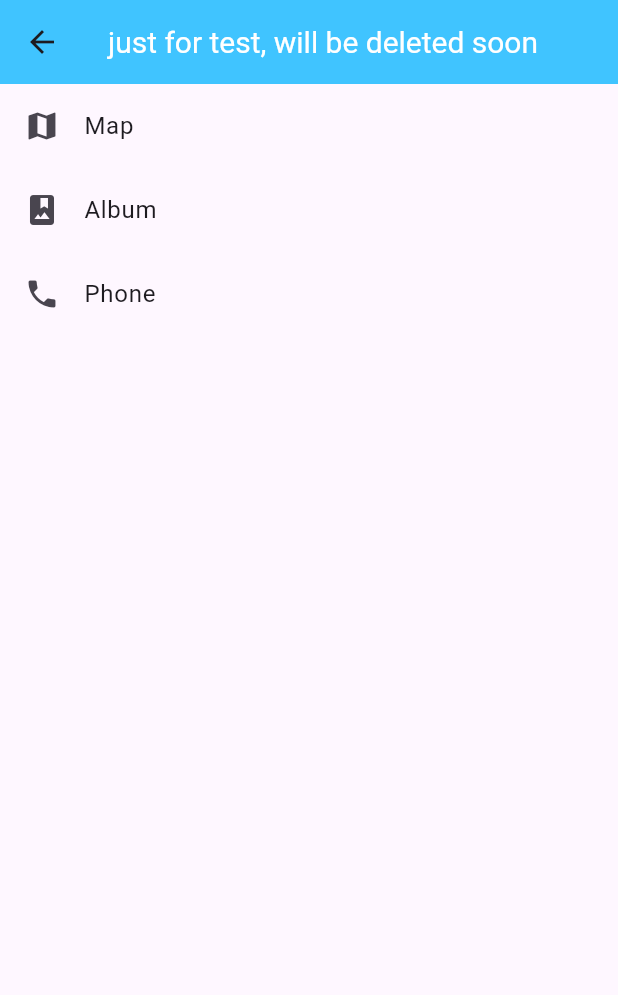
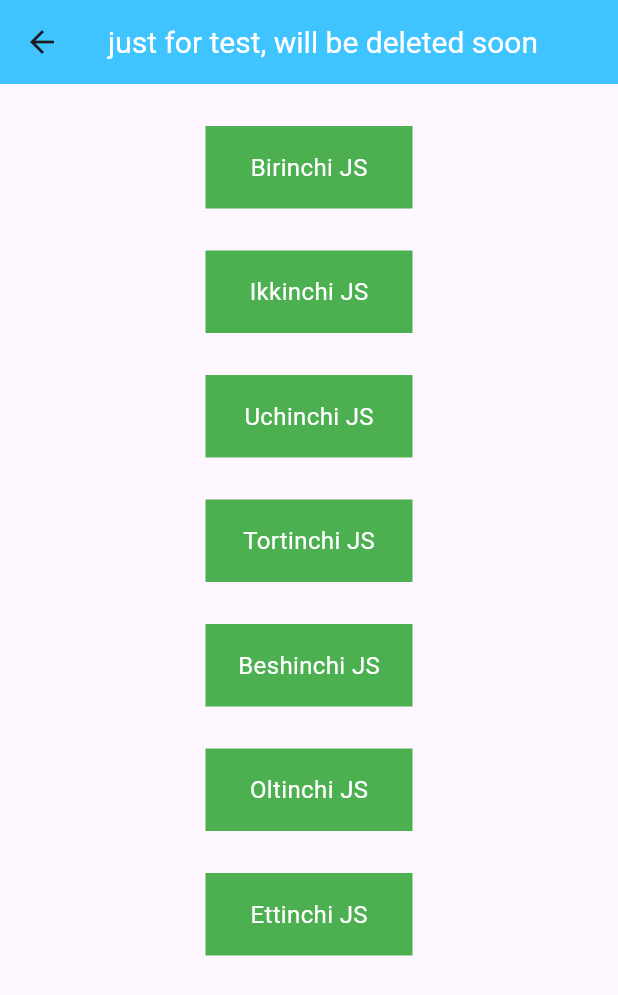
Before and after one commit to Siemens2013/Azamatjonaka, a Flutter app: the screen it shows after launch, after a tap on "push", on a phone screen of 412 x 824 dp. Shown: the top 995 px of the screen. Run offline on Flutter 3.47's test engine with Material 3 defaults, Android fonts, the phone set to English and light mode, and no system bars; missing offline and left inert: dart:ffi.

Commit message:
Upadtes from 6/29

```diff
--- /dev/null
+++ b/lib/Containers.dart
@@ -0,0 +1,25 @@
+import 'package:flutter/material.dart';
+class MyContains extends StatelessWidget {
+  final String child;
+  final int uzunlik;
+  const MyContains({required this.child, required this.uzunlik});
+
+  @override
+  Widget build(BuildContext context) {
+    return Column(
+      children: [SizedBox(height: 28),
+        Center(
+          child:
+
+          GestureDetector(
+            child: Container(height: 55,width: 138,color: Colors.green, child: Center(child: Text(child,
+              style: TextStyle(fontSize: 16, color: Colors.white),),),
+            ),
+            onTap: (){print(uzunlik);},
+          ),
+        ),
+      ],
+    );
+
+  }
+}
--- a/lib/JustForTest.dart
+++ b/lib/JustForTest.dart
@@ -1,36 +1,48 @@
+import 'dart:convert';
+
 import 'package:flutter/material.dart';
+import 'package:flutter/services.dart';
+import 'package:untitled1/Containers.dart';
 class JustForTest extends StatefulWidget {
   final String appbartxt;
-  const JustForTest({super.key, required this.appbartxt});
+  final String jsonChoice;
+
+  JustForTest({super.key, required this.appbartxt, required this.jsonChoice});
 
   @override
   State<JustForTest> createState() => _JustForTestState();
 }
 
 class _JustForTestState extends State<JustForTest> {
+//final List _posts1=[ '1','2','Uchinchi','Tortinchi','Beshinchi','Oltinchi','Ettinchi'];
+  List _elements=[];
+    int i=0;
+  Future <void> readJason() async {
+    final String response = await rootBundle.loadString(widget.jsonChoice);
+    final data = await json.decode(response);
+    setState(() {
+      _elements=data["items"];  print(i);
+      print(_elements);
+    });
+  }
+
+  @override
+  void initState() {
+
+    readJason();
+    super.initState();
+  }
+
   @override
   Widget build(BuildContext context) {
     return Scaffold(appBar: AppBar(title: Text(widget.appbartxt,  textAlign: TextAlign.center,
       style: TextStyle(fontSize: 20, color: Colors.white),),
       centerTitle: true, backgroundColor: Colors.lightBlueAccent,),
+        body:
+             ListView.builder(itemCount: _elements.length, itemBuilder: (context, index) {
+               return MyContains(child: _elements[index]['choices'][0], uzunlik: index);
+             })
 
-        body: ListView(
-    children: const <Widget>[
-            ListTile(
-              leading: Icon(Icons.map),
-              title: Text('Map'),
-    ),
-              ListTile(
-                leading: Icon(Icons.photo_album),
-                 title: Text('Album'),
-    ),
-            ListTile(
-                leading: Icon(Icons.phone),
-              title: Text('Phone'),
-    ),
-    ],
-
-        ),
-    );
+                    );
   }
 }
--- a/lib/subject_page.dart
+++ b/lib/subject_page.dart
@@ -59,12 +59,12 @@ class _SubjectPageState extends State<SubjectPage> {
                 Navigator.push(
                   context,
 
-                  MaterialPageRoute(builder: (context) => const JustForTest(appbartxt: 'just for test, will be deleted soon',)),
+                  MaterialPageRoute(builder: (context) =>  JustForTest(jsonChoice: 'assets/Containers.json',appbartxt: 'just for test, will be deleted soon',)),
                 );
               },
               child: Container( height: 55,width: 138,color: Colors.blue, child:
-              Center(child: Text("push",
-                style: TextStyle(fontSize: 16, color: Colors.white),   )),
+                      Center(child: Text("push",
+                            style: TextStyle(fontSize: 16, color: Colors.white),   )),
               ),
             ),
           ],),
--- a/pubspec.yaml
+++ b/pubspec.yaml
@@ -63,6 +63,7 @@ flutter:
     - assets/toshkent.json
     - assets/Image/Toshkent1.json
     - assets/Math.json
+    - assets/Containers.json
   #   - images/a_dot_ham.jpeg
 
   # An image asset can refer to one or more resolution-specific "variants", see
```
Also changed, not shown: assets/Containers.json (added, +55 -0 lines).
